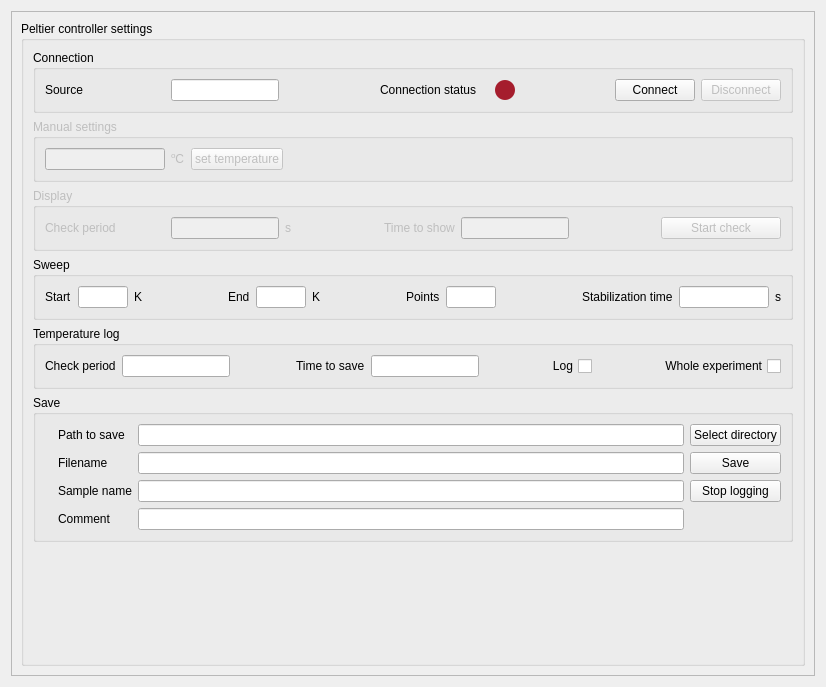
Before: the Qt Designer form plugins/itc503/itc503_settingsWidget.ui in pyIVLS/pyIVLS, drawn with Qt 5.
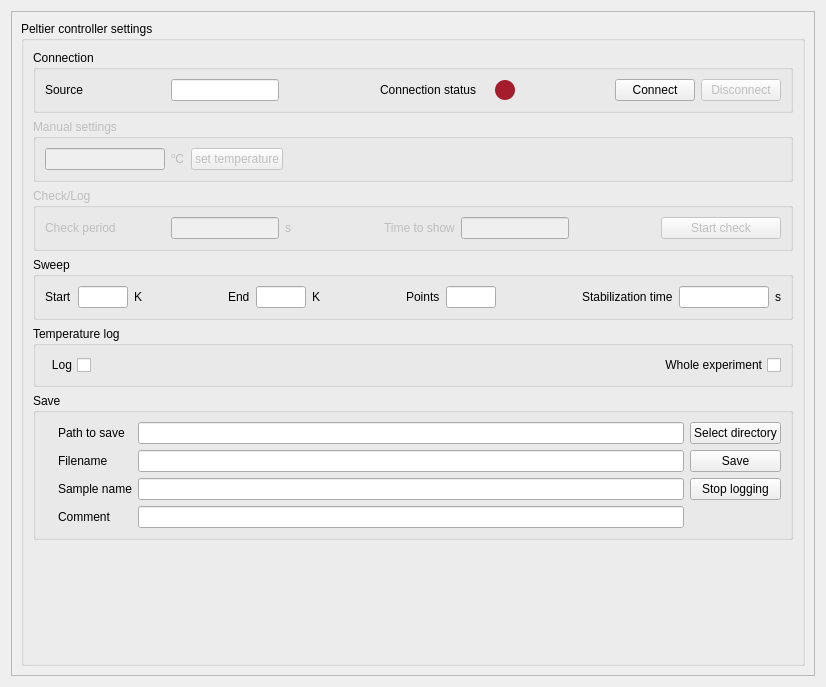
After: the same form once the commit is applied.

What changed in the file:
```diff
--- a/plugins/itc503/itc503_settingsWidget.ui
+++ b/plugins/itc503/itc503_settingsWidget.ui
@@ -213,7 +213,7 @@
              <bool>false</bool>
             </property>
             <property name="title">
-             <string>Display</string>
+             <string>Check/Log</string>
             </property>
             <layout class="QHBoxLayout" name="horizontalLayout_3">
              <item>
@@ -490,52 +490,6 @@
              <string>Temperature log</string>
             </property>
             <layout class="QHBoxLayout" name="horizontalLayout_5">
-             <item>
-              <widget class="QLabel" name="label_6">
-               <property name="text">
-                <string>Check period</string>
-               </property>
-              </widget>
-             </item>
-             <item>
-              <widget class="QLineEdit" name="periodLine"/>
-             </item>
-             <item>
-              <spacer name="horizontalSpacer_9">
-               <property name="orientation">
-                <enum>Qt::Orientation::Horizontal</enum>
-               </property>
-               <property name="sizeHint" stdset="0">
-                <size>
-                 <width>40</width>
-                 <height>20</height>
-                </size>
-               </property>
-              </spacer>
-             </item>
-             <item>
-              <widget class="QLabel" name="label_7">
-               <property name="text">
-                <string>Time to save</string>
-               </property>
-              </widget>
-             </item>
-             <item>
-              <widget class="QLineEdit" name="timeLine"/>
-             </item>
-             <item>
-              <spacer name="horizontalSpacer_10">
-               <property name="orientation">
-                <enum>Qt::Orientation::Horizontal</enum>
-               </property>
-               <property name="sizeHint" stdset="0">
-                <size>
-                 <width>40</width>
-                 <height>20</height>
-                </size>
-               </property>
-              </spacer>
-             </item>
              <item>
               <widget class="QCheckBox" name="logCheckBox">
                <property name="layoutDirection">
```
